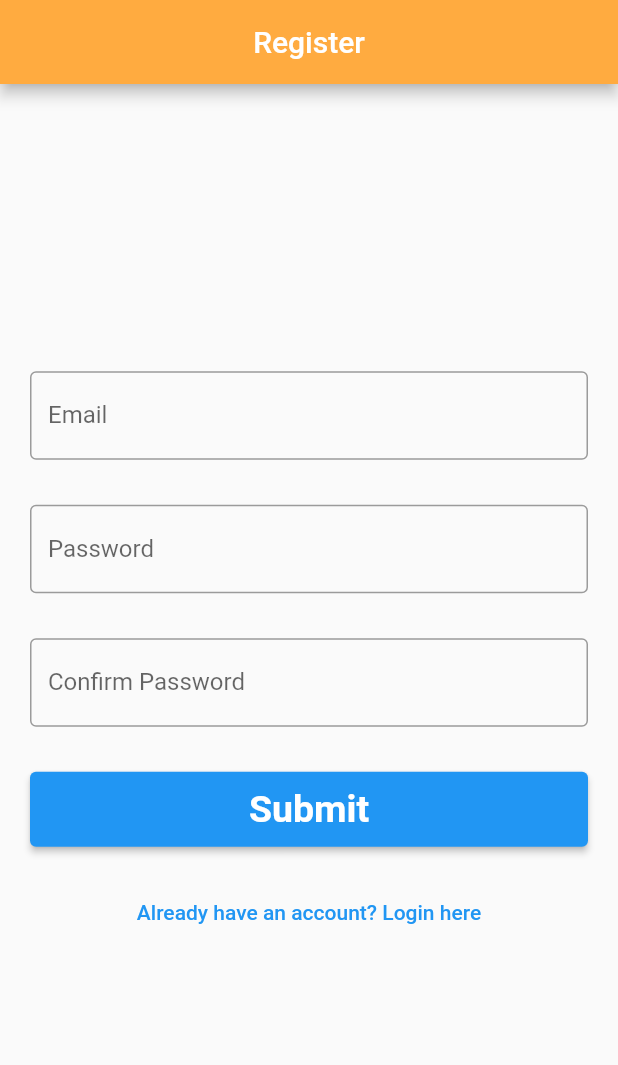
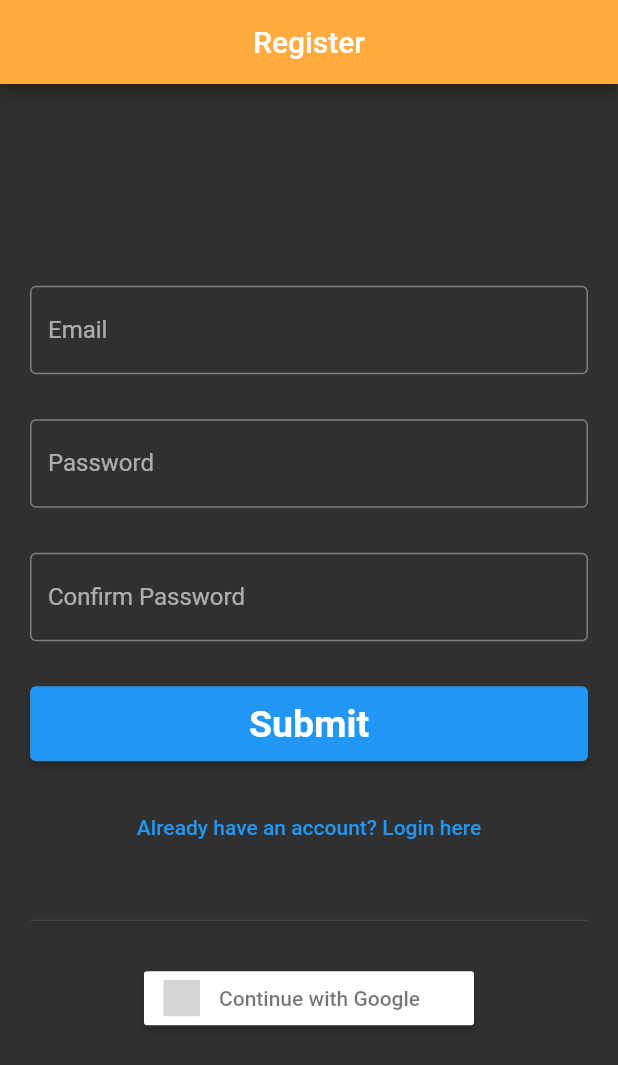
Before and after one commit to gilly7/flutter_firebase1, a Flutter app: the screen it shows after launch, on a phone screen of 412 x 824 dp. Shown: the top 1065 px of the screen. Run offline on Flutter 3.47's test engine with Material 2 defaults, Android fonts, the phone set to English and light mode, and no system bars; our stand-ins replace cloud_firestore, firebase_auth, firebase_core, flutter_signin_button, google_sign_in; accounts and stored records are empty; grey boxes are pictures that could not be loaded.

```diff
--- a/lib/login_screen.dart
+++ b/lib/login_screen.dart
@@ -75,7 +75,7 @@ class _LoginScreenState extends State<LoginScreen> {
                             Navigator.pushAndRemoveUntil(
                                 context,
                                 MaterialPageRoute(
-                                    builder: (context) => HomeScreen()),
+                                    builder: (context) => HomeScreen(result)),
                                 (route) => false);
                           }
                         }
--- a/lib/main.dart
+++ b/lib/main.dart
@@ -1,6 +1,7 @@
 import 'package:firebase_core/firebase_core.dart';
 import 'package:flutter/material.dart';
 import 'package:flutter_firebase/screens/home_screen.dart';
+//import 'package:flutter_firebase/screens/home_screen.dart';
 import 'package:flutter_firebase/screens/register_screen.dart';
 import 'package:flutter_firebase/services/auth_service.dart';
 
@@ -15,15 +16,14 @@ class MyApp extends StatelessWidget {
   @override
   Widget build(BuildContext context) {
     return MaterialApp(
+        debugShowCheckedModeBanner: false,
         title: 'Flutter Firebase',
-        theme: ThemeData(
-          primarySwatch: Colors.blue,
-        ),
+        theme: ThemeData(brightness: Brightness.dark),
         home: StreamBuilder(
           stream: AuthService().firebaseAuth.authStateChanges(),
-          builder: (context, snapshot) {
+          builder: (context, AsyncSnapshot snapshot) {
             if (snapshot.hasData) {
-              return HomeScreen();
+              return HomeScreen(snapshot.data);
             }
             return RegisterScreen();
           },
--- a/lib/screens/register_screen.dart
+++ b/lib/screens/register_screen.dart
@@ -3,6 +3,7 @@ import 'package:flutter/material.dart';
 import 'package:flutter_firebase/login_screen.dart';
 import 'package:flutter_firebase/screens/home_screen.dart';
 import 'package:flutter_firebase/services/auth_service.dart';
+import 'package:flutter_signin_button/flutter_signin_button.dart';
 
 class RegisterScreen extends StatefulWidget {
   // const RegisterScreen({Key? key}) : super(key: key);
@@ -93,7 +94,7 @@ class _RegisterScreenState extends State<RegisterScreen> {
                             Navigator.pushAndRemoveUntil(
                                 context,
                                 MaterialPageRoute(
-                                    builder: (context) => HomeScreen()),
+                                    builder: (context) => HomeScreen(result)),
                                 (route) => false);
                           }
                         }
@@ -117,7 +118,27 @@ class _RegisterScreenState extends State<RegisterScreen> {
                   Navigator.push(context,
                       MaterialPageRoute(builder: (context) => LoginScreen()));
                 },
-                child: Text("Already have an account? Login here"))
+                child: Text("Already have an account? Login here")),
+            SizedBox(
+              height: 30,
+            ),
+            Divider(),
+            SizedBox(
+              height: 20,
+            ),
+            loading
+                ? CircularProgressIndicator()
+                : SignInButton(Buttons.Google, text: "Continue with Google",
+                    onPressed: () async {
+                    setState(() {
+                      loading = true;
+                    });
+                    await AuthService().signInWithGoogle();
+
+                    setState(() {
+                      loading = false;
+                    });
+                  })
           ],
         ),
       ),
--- a/pubspec.yaml
+++ b/pubspec.yaml
@@ -29,7 +29,10 @@ dependencies:
   cupertino_icons: ^1.0.2
   firebase_core: ^1.6.0
   firebase_auth: ^3.1.1
-
+  google_sign_in: ^5.1.0
+  google_sign_in_web: ^0.10.0+1
+  flutter_signin_button: ^2.0.0
+  cloud_firestore: ^2.5.2
 dev_dependencies:
   flutter_test:
     sdk: flutter
```
Also changed, not shown: lib/screens/home_screen.dart (+72 -2 lines), lib/services/auth_service.dart (+35 -1 lines), pubspec.lock, 1 other file.
